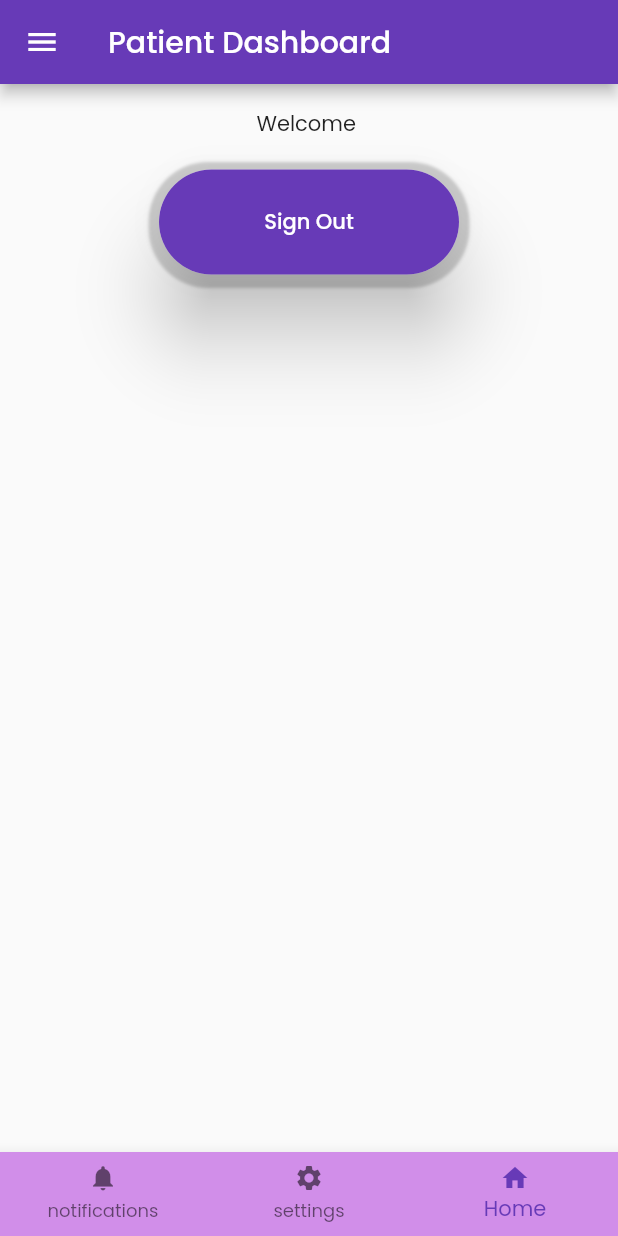
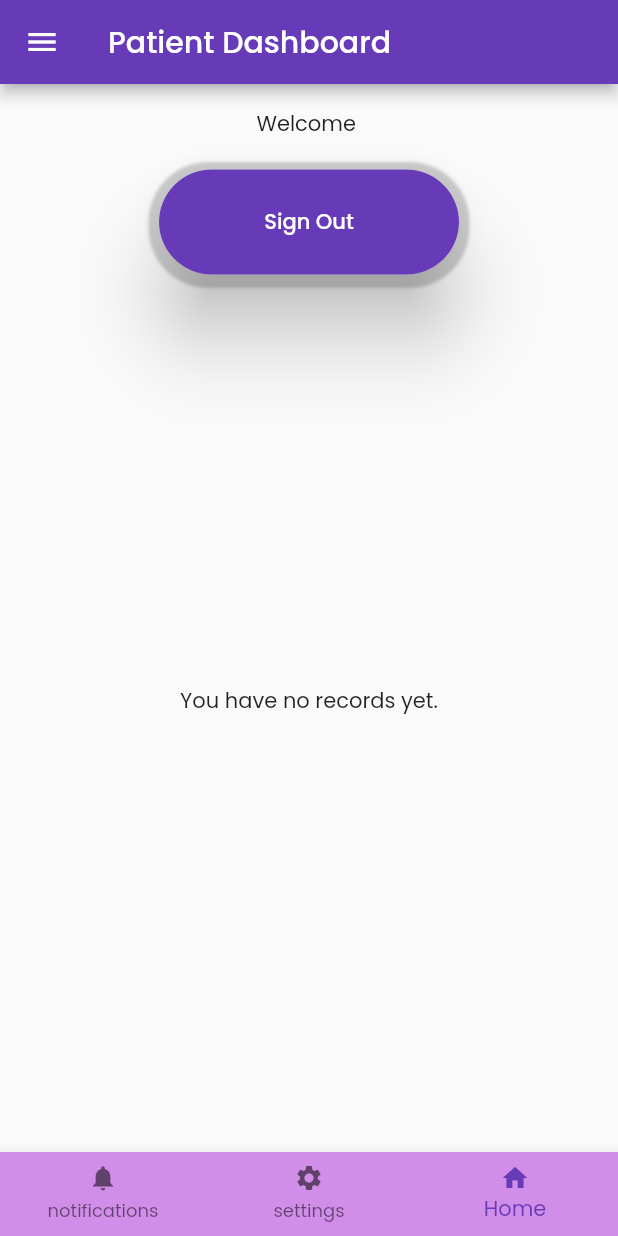
Before and after one commit to nakasanje/records_application, a Flutter app: the PatientDashboard screen opened directly, on a phone screen of 412 x 824 dp. Run offline on Flutter 3.47's test engine with Material 2 defaults, Android fonts, the phone set to English and light mode, and no system bars; our stand-ins replace cloud_firestore, file_picker, firebase_auth, firebase_core, firebase_messaging, firebase_storage and 5 more; accounts and stored records are empty.

Commit message:
modified patient_dashboard

```diff
--- a/lib/main.dart
+++ b/lib/main.dart
@@ -13,7 +13,6 @@ import 'package:records_application/screens/loginpage.dart';
 import 'package:records_application/screens/doctor_signup.dart';
 import 'package:provider/provider.dart';
 import 'package:records_application/screens/doctorlogin.dart';
-import 'package:records_application/screens/patient_dashboard.dart';
 import 'package:records_application/screens/receivingdoc.dart';
 import 'package:records_application/selection.dart';
 
--- a/lib/models/share.dart
+++ b/lib/models/share.dart
@@ -5,6 +5,7 @@ class SharedRecordModel {
   final String id;
   final String sharingDoctorId;
   final String receivingDoctorId;
+  final String receivingDoctorName;
   final String sharingDoctorName;
   final String approvalStatus;
   // You can add more fields as needed
@@ -15,6 +16,7 @@ class SharedRecordModel {
     required this.id,
     required this.sharingDoctorId,
     required this.receivingDoctorId,
+    required this.receivingDoctorName,
     required this.approvalStatus,
     // Initialize other fields
   });
@@ -27,6 +29,7 @@ class SharedRecordModel {
       sharingDoctorId: snapshot['sharingDoctorId'],
       patientId: snapshot['patientId'],
       receivingDoctorId: snapshot['receivingDoctorId'],
+      receivingDoctorName: snapshot['receivingDoctorName'],
       approvalStatus: snapshot['approvalStatus'],
     );
   }
@@ -37,6 +40,7 @@ class SharedRecordModel {
         'patientId': patientId,
         'sharingDoctorId': sharingDoctorId,
         'receivingDoctorId': receivingDoctorId,
+        'receivingDoctorName': receivingDoctorName,
         'approvalStatus': approvalStatus,
         // Add other fields
       };
--- a/lib/pages/add.dart
+++ b/lib/pages/add.dart
@@ -23,7 +23,7 @@ class _AddPatientPageState extends State<AddPatientPage> {
   String _testName = '';
   String _results = '';
   String _doctorName = '';
-  String _id = '';
+  final String _id = '';
 
   @override
   void initState() {
--- a/lib/pages/receiverecords.dart
+++ b/lib/pages/receiverecords.dart
@@ -2,7 +2,6 @@ import 'package:flutter/material.dart';
 import 'package:cloud_firestore/cloud_firestore.dart';
 import 'package:provider/provider.dart';
 import '../methods/firestore.dart';
-import '../models/doctors.dart';
 import '../models/doctors.dart' as model;
 import '../models/patient.dart';
 import '../models/share.dart';
--- a/lib/pages/sharerecords.dart
+++ b/lib/pages/sharerecords.dart
@@ -1,4 +1,3 @@
-import 'dart:convert';
 
 import 'package:flutter/material.dart';
 import 'package:cloud_firestore/cloud_firestore.dart';
@@ -12,7 +11,6 @@ import '../models/doctors.dart' as model;
 import '../models/patient.dart';
 import '../models/patient_user.dart';
 import '../models/share.dart';
-import 'package:http/http.dart' as http;
 import '../providers/doctor_provider.dart';
 // Import the DoctorProvider
 // Import the DoctorModel
@@ -144,6 +142,7 @@ class _ShareRecordsState extends State<ShareRecords> {
     const approvalStatus = 'pending';
 
     final sharedRecord = SharedRecordModel(
+      receivingDoctorName: selectedReceivingDoctor!.username,
       patientId: selectedPatient!.id,
       sharingDoctorId: sharingDoctorId,
       receivingDoctorId: selectedReceivingDoctor!.doctorId,
--- a/lib/screens/doctor_dashboard.dart
+++ b/lib/screens/doctor_dashboard.dart
@@ -9,7 +9,6 @@ import 'package:records_application/screens/doctorlogin.dart';
 import '../constants/custom_button.dart';
 import '../methods/firestore.dart';
 import '../models/doctors.dart';
-import '../models/doctors.dart' as model;
 
 import '../pages/variables.dart';
 import '../providers/doctor_provider.dart';
--- a/lib/screens/doctor_signup.dart
+++ b/lib/screens/doctor_signup.dart
@@ -11,7 +11,6 @@ import '../constants/custom_button.dart';
 import '../constants/custom_textfield.dart';
 import '../constants/global_variables.dart';
 import '../constants/images.dart';
-import '../constants/logo.dart';
 import '../constants/space.dart';
 import '../constants/utils.dart';
 
--- a/lib/screens/doctorlogin.dart
+++ b/lib/screens/doctorlogin.dart
@@ -1,5 +1,4 @@
 import 'package:firebase_auth/firebase_auth.dart';
-import 'package:firebase_core/firebase_core.dart';
 import 'package:flutter/material.dart';
 import 'package:flutter_svg/svg.dart';
 
@@ -8,7 +7,6 @@ import '../constants/custom_button.dart';
 import '../constants/custom_textfield.dart';
 import '../constants/forgot_password_screen.dart';
 import '../constants/images.dart';
-import '../constants/logo.dart';
 import '../constants/space.dart';
 import '../constants/loading.dart';
 
--- a/lib/screens/loginpage.dart
+++ b/lib/screens/loginpage.dart
@@ -1,5 +1,4 @@
 import 'package:firebase_auth/firebase_auth.dart';
-import 'package:firebase_core/firebase_core.dart';
 import 'package:flutter/material.dart';
 import 'package:flutter_svg/flutter_svg.dart';
 import 'package:fluttertoast/fluttertoast.dart';
@@ -14,7 +13,6 @@ import '../constants/custom_textfield.dart';
 import '../constants/forgot_password_screen.dart';
 
 import '../constants/space.dart';
-import '../firebase_options.dart';
 import '../pages/pat_verification.dart';
 
 //import 'doctor_dashboard.dart';
--- a/lib/screens/patient_dashboard.dart
+++ b/lib/screens/patient_dashboard.dart
@@ -3,7 +3,6 @@ import 'package:flutter/material.dart';
 import 'package:cloud_firestore/cloud_firestore.dart';
 import 'package:provider/provider.dart';
 import 'package:records_application/models/patient_user.dart';
-import 'package:records_application/models/patient_user.dart' as model;
 import '../Services/patient_auth.dart';
 import '../constants/custom_button.dart';
 import '../constants/space.dart';
@@ -29,10 +28,7 @@ class _PatientDashboardState extends State<PatientDashboard> {
   FirestoreMethods firestore = FirestoreMethods();
   final AuthMethods _authMethods = AuthMethods();
   List<DoctorModel> receivingDoctorsFromSelectedPatient = [];
-  late Stream<QuerySnapshot> recordStream = FirebaseFirestore.instance
-      .collection('SharedRecords')
-      .where('id', isEqualTo: patientuser.patientId)
-      .snapshots();
+  late Stream<QuerySnapshot> recordStream;
 
   Variables variables = Variables();
 
@@ -49,6 +45,10 @@ class _PatientDashboardState extends State<PatientDashboard> {
     addData();
     getUser();
     fetchSharedRecords();
+    recordStream = FirebaseFirestore.instance
+        .collection('SharedRecords')
+        .where('id', isEqualTo: patientuser.patientId)
+        .snapshots();
   }
 
   @override
@@ -278,12 +278,19 @@ class _PatientDashboardState extends State<PatientDashboard> {
                       patientId: doc['patientId'],
                       receivingDoctorId: doc['receivingDoctorId'],
                       sharingDoctorId: doc['sharingDoctorId'],
+                      receivingDoctorName: doc['receivingDoctorName'],
                     );
                   }).toList();
+
+                  if (recordData.isEmpty) {
+                    return const Center(
+                        child: Text("You have no records yet."));
+                  }
                   return ListView.builder(
                     itemCount: recordData.length,
                     itemBuilder: (context, index) {
                       final record = recordData[index];
+
                       return ListTile(
                         title: Text(
                             'Do you Approve Sharing Your Record from Doctor ${record.sharingDoctorName}'),
--- a/lib/screens/patientsignup.dart
+++ b/lib/screens/patientsignup.dart
@@ -13,11 +13,9 @@ import '../constants/custom_button.dart';
 import '../constants/custom_textfield.dart';
 import '../constants/global_variables.dart';
 import '../constants/images.dart';
-import '../constants/logo.dart';
 import '../constants/space.dart';
 import '../constants/utils.dart';
 
-import 'doctorlogin.dart';
 import 'loginpage.dart';
 
 class PSignUp extends StatefulWidget {
```
Also changed, not shown: lib/pages/uploadrecords.dart (+17 -4 lines).
